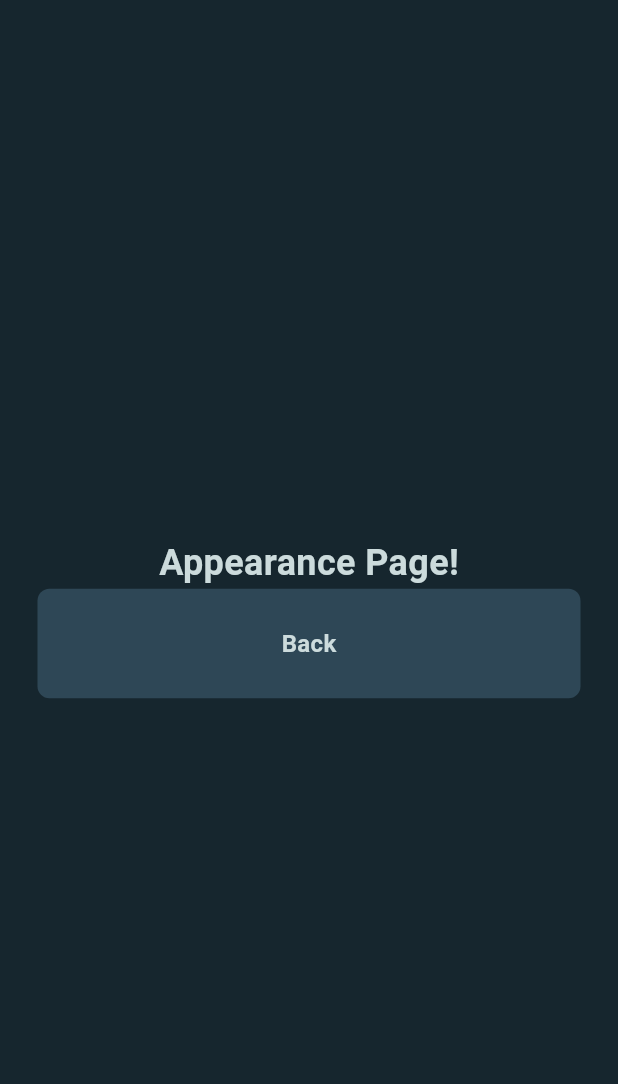
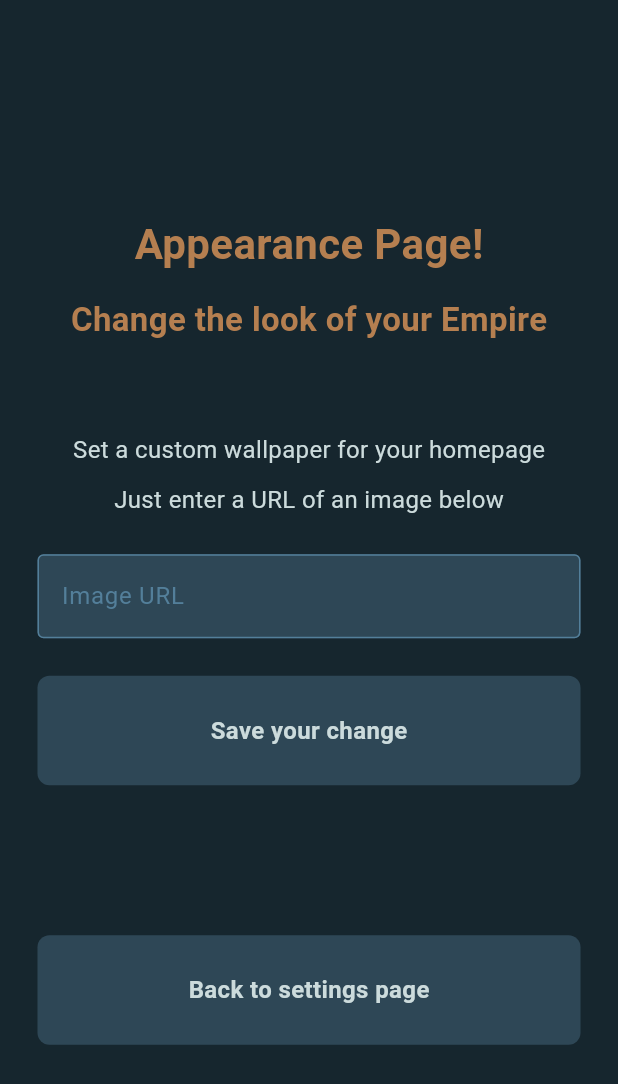
Before and after one commit to jakeroman/empire, a Flutter app: the AppearancePage screen opened directly, on a phone screen of 412 x 824 dp. Shown: the top 1084 px of the screen. Run offline on Flutter 3.47's test engine with Material 3 defaults, Android fonts, the phone set to English and light mode, and no system bars; our stand-ins replace cloud_firestore, firebase_auth, firebase_core, flutter_spinkit, pedometer; missing offline and left inert: bottom_picker; accounts and stored records are empty.

Commit message:
finished appearance page

```diff
--- a/lib/pages/extra_settings_pages/appearance_page.dart
+++ b/lib/pages/extra_settings_pages/appearance_page.dart
@@ -1,4 +1,7 @@
 import 'package:empire/components/button.dart';
+import 'package:empire/components/my_textfield.dart';
+import 'package:empire/pages/auth_page.dart';
+import 'package:empire/services/firestore_service.dart';
 import 'package:flutter/material.dart';
 import 'package:empire/pages/settings_page.dart';
 import 'package:empire/components/app_colors.dart';
@@ -12,9 +15,23 @@ class AppearancePage extends StatefulWidget{
 }
 
 class _AppearancePageState extends State<AppearancePage> {
+  // controller
+  final wallpaperController = TextEditingController();
 
   back() {
     Navigator.pop(context);
+    setState(() {
+
+    });
+  }
+
+  void changeWallpaper() {
+    FirestoreService fss = FirestoreService();
+    // Update name change
+    fss.updateUserInfo("wallpaper", wallpaperController.text);
+
+    // update user info version to latest
+    fss.updateUserInfo("info_version", AuthPage.currentUserInfoVersion);
   }
 
   @override
@@ -26,16 +43,81 @@ class _AppearancePageState extends State<AppearancePage> {
           crossAxisAlignment: CrossAxisAlignment.center,
           mainAxisAlignment: MainAxisAlignment.center,
           children: [
-            const Text(
-              'Appearance Page!',
-              style: TextStyle(
-                color: AppColors.text,
-                fontWeight: FontWeight.bold,
-                fontSize: 24,
-              )
+            const Column(
+              mainAxisAlignment: MainAxisAlignment.start,
+              children: [
+                SizedBox(height: 15),
+
+                Text(
+                  'Appearance Page!',
+                  style: TextStyle(
+                    color: AppColors.gold,
+                    fontWeight: FontWeight.bold,
+                    fontSize: 28,
+                  )
+                ),
+
+                SizedBox(height: 15),
+
+                Text(
+                  'Change the look of your Empire',
+                  style: TextStyle(
+                    color: AppColors.gold,
+                    fontWeight: FontWeight.bold,
+                    fontSize: 22,
+                  ),
+                ),
+              ],
             ),
+
+            const SizedBox(height: 35),
+
+            const Column(
+              mainAxisAlignment: MainAxisAlignment.center,
+              children: [
+                SizedBox(height: 25),
+
+                Text(
+                  'Set a custom wallpaper for your homepage',
+                  style: TextStyle(
+                    color: AppColors.text,
+                    fontWeight: FontWeight.normal,
+                    fontSize: 16,
+                  ),
+                ),
+
+                SizedBox(height: 10),
+
+                Text(
+                  'Just enter a URL of an image below',
+                  style: TextStyle(
+                    color: AppColors.text,
+                    fontWeight: FontWeight.normal,
+                    fontSize: 16,
+                  ),
+                ),
+              ],
+            ),
+
+            const SizedBox(height: 25),
+
+            MyTextField(
+              controller: wallpaperController,
+              hintText: 'Image URL',
+              obscureText: false,
+            ),
+
+            const SizedBox(height: 25,),
+
             Button(
-              text: "Back",
+              text: "Save your change",
+              onTap: changeWallpaper,
+            ),
+
+            const SizedBox(height: 100),
+
+            Button(
+              text: "Back to settings page",
               onTap: back,
             ),
           ],
--- a/lib/pages/home_page.dart
+++ b/lib/pages/home_page.dart
@@ -39,19 +39,19 @@ class _HomePageState extends State<HomePage> {
             // welcome user
             Text(
               'Welcome to your Empire',
-              style: TextStyle(color: AppColors.hint, fontSize: 16),
+              style: TextStyle(color: AppColors.gold, fontSize: 22, fontWeight: FontWeight.bold),
             ),
             Text(
               fss.getUserInfo("first_name"),
-              style: TextStyle(color: AppColors.text, fontSize: 28),
+              style: TextStyle(color: AppColors.text, fontSize: 32),
             ),
 
-            SizedBox(height: 70), // padding
+            SizedBox(height: 55), // padding
 
             // to do list overview
             Text(
               'Alert Center',
-              style: TextStyle(color: AppColors.hint, fontSize: 22),
+              style: TextStyle(color: AppColors.gold, fontSize: 22, fontWeight: FontWeight.bold),
             ),
             SizedBox(height: 16),
             Container(
```
